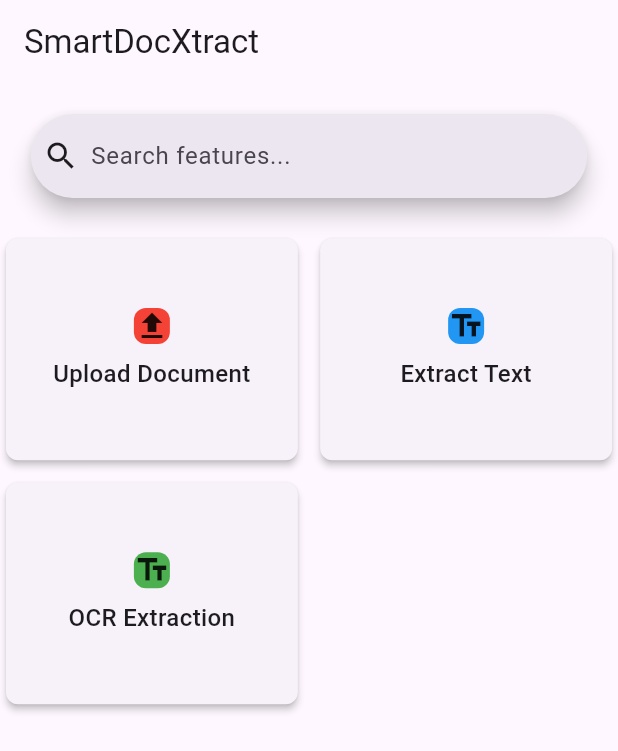
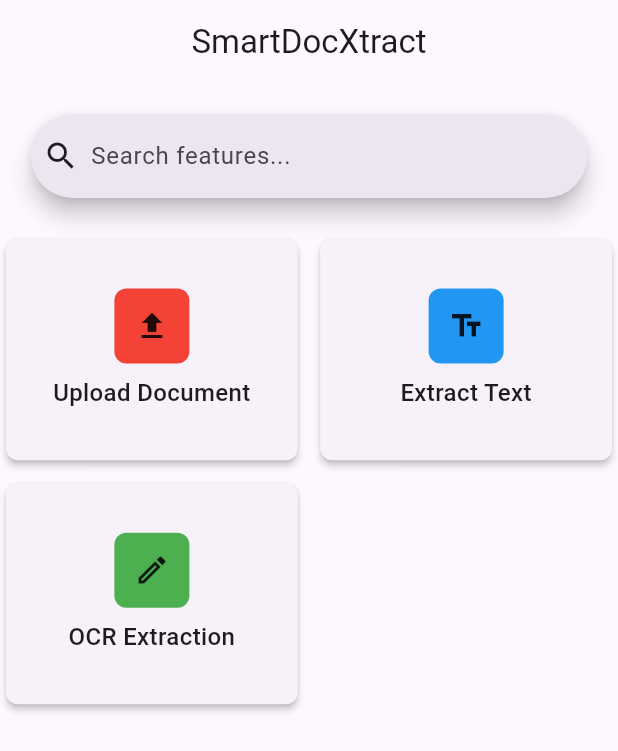
Before and after one commit to DevDadd/docxtract, a Flutter app: the screen it shows after launch, on a phone screen of 412 x 824 dp. Shown: the top 751 px of the screen. Run offline on Flutter 3.47's test engine with Material 3 defaults, Android fonts, the phone set to English and light mode, and no system bars; our stand-ins replace bloc, equatable, flutter_bloc.

Commit message:
HomePage Config

```diff
--- a/lib/bloc/doc_state.dart
+++ b/lib/bloc/doc_state.dart
@@ -5,9 +5,21 @@ import 'package:smartdocxtract/model/feature.dart';
 class DocState extends Equatable {
   const DocState({
     this.features = const [
-      Feature(title: "Upload Document", icondata: Icons.upload, colors: Colors.red),
-      Feature(title: "Extract Text", icondata: Icons.text_fields, colors: Colors.blue),
-      Feature(title: "OCR Extraction", icondata: Icons.text_fields, colors: Colors.green),
+      Feature(
+        title: "Upload Document",
+        icondata: Icons.upload,
+        colors: Colors.red,
+      ),
+      Feature(
+        title: "Extract Text",
+        icondata: Icons.text_fields,
+        colors: Colors.blue,
+      ),
+      Feature(
+        title: "OCR Extraction",
+        icondata: Icons.edit_outlined,
+        colors: Colors.green,
+      ),
     ],
   });
 
--- a/lib/pages/home_page.dart
+++ b/lib/pages/home_page.dart
@@ -11,9 +11,7 @@ class HomePage extends StatelessWidget {
     final features = docBloc.state.features;
 
     return Scaffold(
-      appBar: AppBar(
-        title: const Text('SmartDocXtract'),
-      ),
+      appBar: AppBar(title: Center(child: const Text('SmartDocXtract'))),
       body: Column(
         children: [
           const SizedBox(height: 20),
@@ -71,8 +69,10 @@ class HomePage extends StatelessWidget {
     );
   }
 
-   Widget _itemCard(Color color, IconData icon) {
+  Widget _itemCard(Color color, IconData icon) {
     return Container(
+      width: 50,
+      height: 50,
       decoration: BoxDecoration(
         borderRadius: BorderRadius.circular(8),
         color: color,
```
